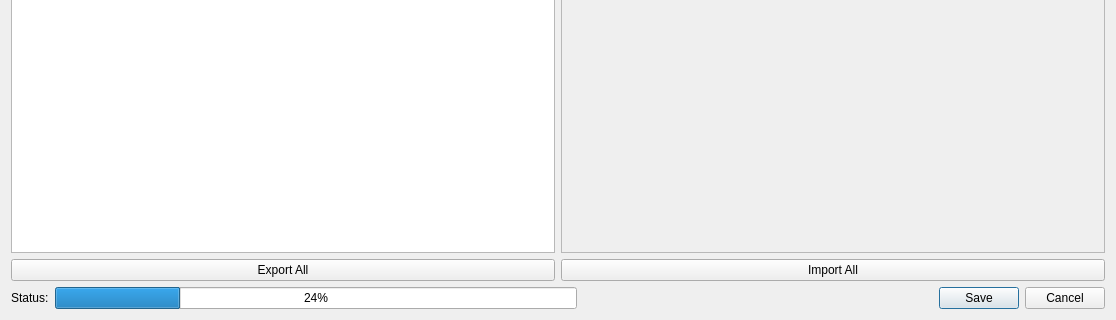
Qt form Dialog/SoundManagerDialog.ui (wario-land/WL4Editor) before a commit; both pictures show x 0 to 1116 and y 368 to 688 of the 1116 by 688 pixel window.
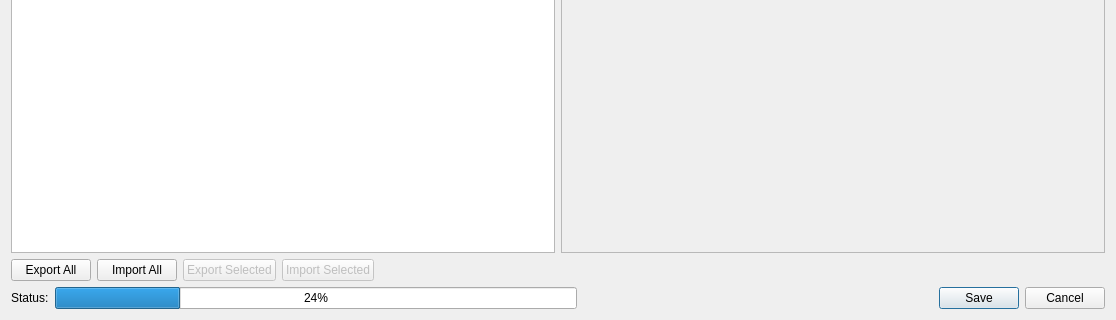
The same form after that commit.

What changed in the file:
```diff
--- a/Dialog/SoundManagerDialog.ui
+++ b/Dialog/SoundManagerDialog.ui
@@ -90,6 +90,57 @@
        </property>
       </widget>
      </item>
+     <item>
+      <widget class="QPushButton" name="pushButtonExportSelected">
+       <property name="enabled">
+        <bool>false</bool>
+       </property>
+       <property name="accessibleName">
+        <string>Export the selected sound item</string>
+       </property>
+       <property name="text">
+        <string>Export Selected</string>
+       </property>
+       <property name="shortcut">
+        <string>Ctrl+Shift+E</string>
+       </property>
+       <property name="autoDefault">
+        <bool>false</bool>
+       </property>
+      </widget>
+     </item>
+     <item>
+      <widget class="QPushButton" name="pushButtonImportSelected">
+       <property name="enabled">
+        <bool>false</bool>
+       </property>
+       <property name="accessibleName">
+        <string>Import the selected sound item</string>
+       </property>
+       <property name="text">
+        <string>Import Selected</string>
+       </property>
+       <property name="shortcut">
+        <string>Ctrl+Shift+I</string>
+       </property>
+       <property name="autoDefault">
+        <bool>false</bool>
+       </property>
+      </widget>
+     </item>
+     <item>
+      <spacer name="horizontalSpacer">
+       <property name="orientation">
+        <enum>Qt::Orientation::Horizontal</enum>
+       </property>
+       <property name="sizeHint" stdset="0">
+        <size>
+         <width>40</width>
+         <height>20</height>
+        </size>
+       </property>
+      </spacer>
+     </item>
     </layout>
    </item>
    <item>
```
Left out of the diff: 12 changed lines with no effect on the pictures.
